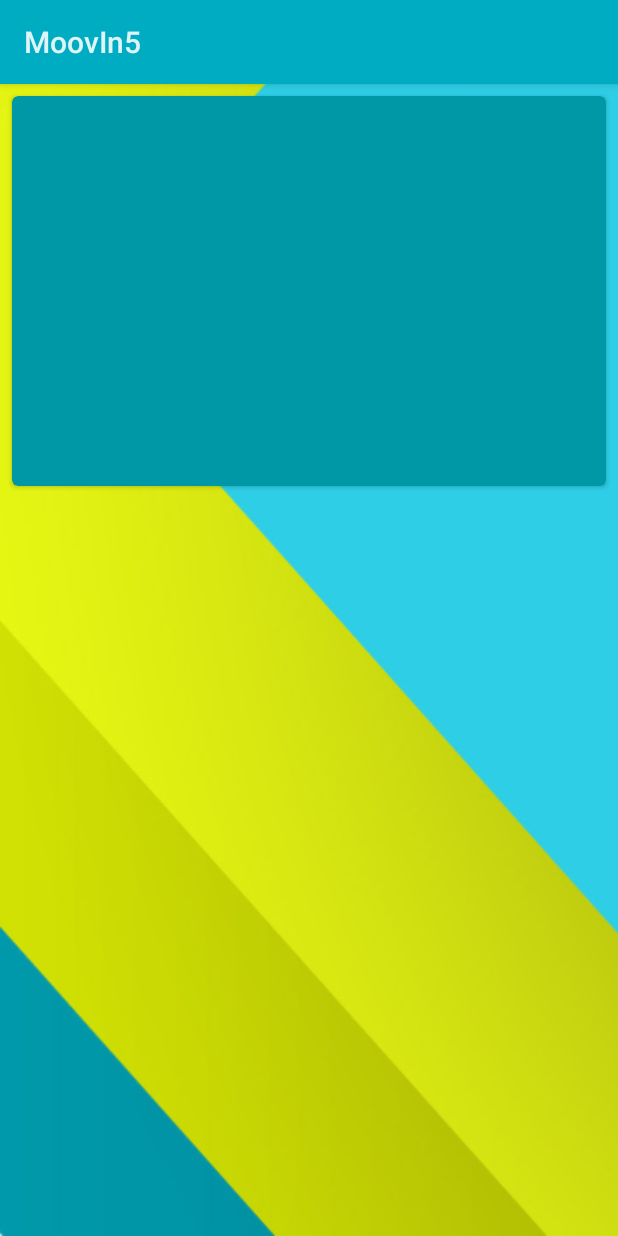
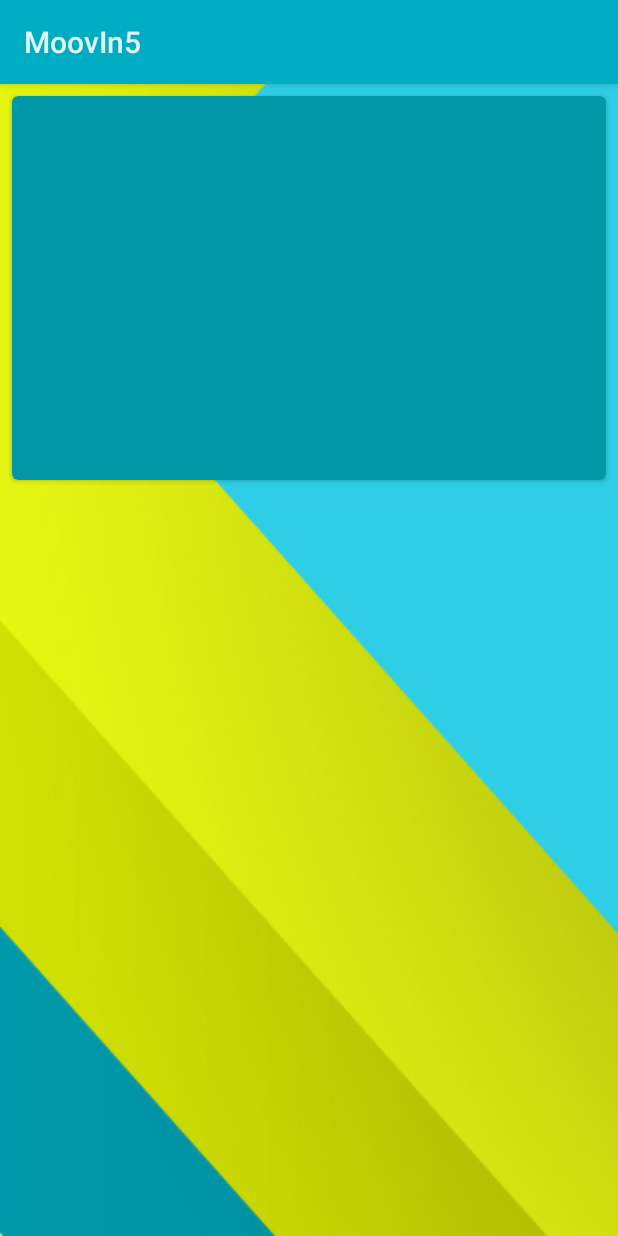
Before and after one commit to HelloThisIsFlo/MoovIn5, an Android app: the layout motivation_card_ad.xml on its own in the app's theme, with its tools: preview values and no code run, on a phone screen of 412 x 824 dp. Run offline under Robolectric (Android 15) with nearby library versions, the light colour scheme and no system bars.

Commit message:
Tiny tweak on adCard layout

```diff
--- a/app/src/main/res/layout/motivation_card_ad.xml
+++ b/app/src/main/res/layout/motivation_card_ad.xml
@@ -6,7 +6,7 @@
     xmlns:ads="http://schemas.android.com/apk/res-auto"
     card_view:cardBackgroundColor="@color/primaryDark"
     android:id="@+id/ad_card_view"
-    android:layout_height="260dp"
+    android:layout_height="256dp"
     >
 
     <!-- TODO set message for people using adBlockers -->
```
